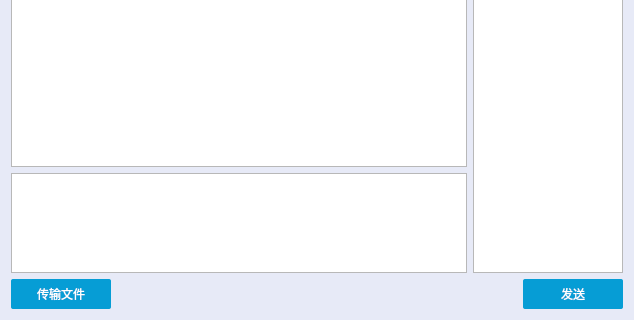
First picture: the form in client/groupchat.ui, repository wineee/simple-chat, before the edit; both pictures show x 0 to 634 and y 205 to 525 of the 634 by 525 pixel window.
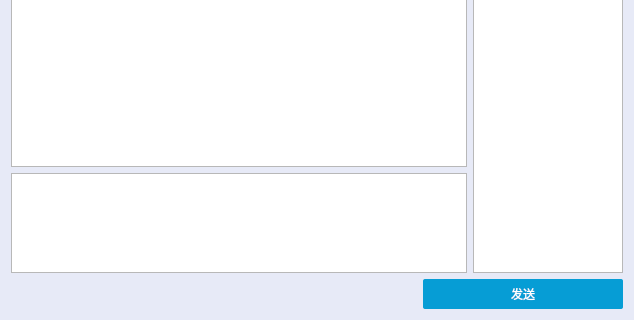
Second picture: the form after the edit.

```diff
--- a/client/groupchat.ui
+++ b/client/groupchat.ui
@@ -88,39 +88,6 @@
    </item>
    <item>
     <layout class="QHBoxLayout" name="horizontalLayout_2">
-     <item>
-      <widget class="QPushButton" name="fileButton">
-       <property name="enabled">
-        <bool>false</bool>
-       </property>
-       <property name="minimumSize">
-        <size>
-         <width>100</width>
-         <height>30</height>
-        </size>
-       </property>
-       <property name="maximumSize">
-        <size>
-         <width>200</width>
-         <height>100</height>
-        </size>
-       </property>
-       <property name="styleSheet">
-        <string notr="true">QPushButton{ 
-     background-color: rgb(6,157,213); 
-     border: none;
-     border-radius:2px;
-     color:white;
-}
-QPushButton:hover{ 
-     background-color: rgb(75,202,255);
-}</string>
-       </property>
-       <property name="text">
-        <string>传输文件</string>
-       </property>
-      </widget>
-     </item>
      <item>
       <spacer name="horizontalSpacer">
        <property name="orientation">
@@ -138,7 +105,7 @@
       <widget class="QPushButton" name="sendButton">
        <property name="minimumSize">
         <size>
-         <width>100</width>
+         <width>200</width>
          <height>30</height>
         </size>
        </property>
```
